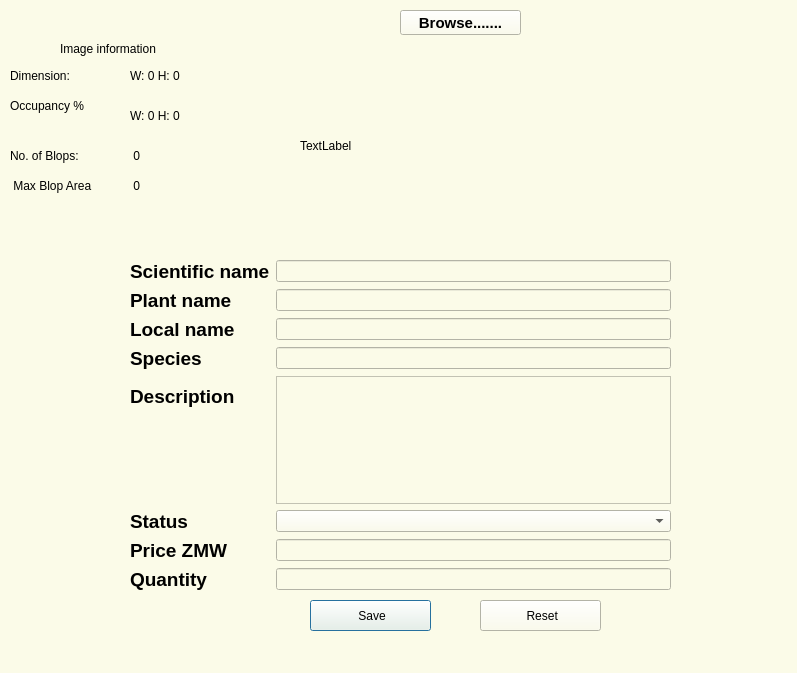
Old version of the form addplant.ui in the repository Rabsoninnora/RoseGardenPlantCareSystem.
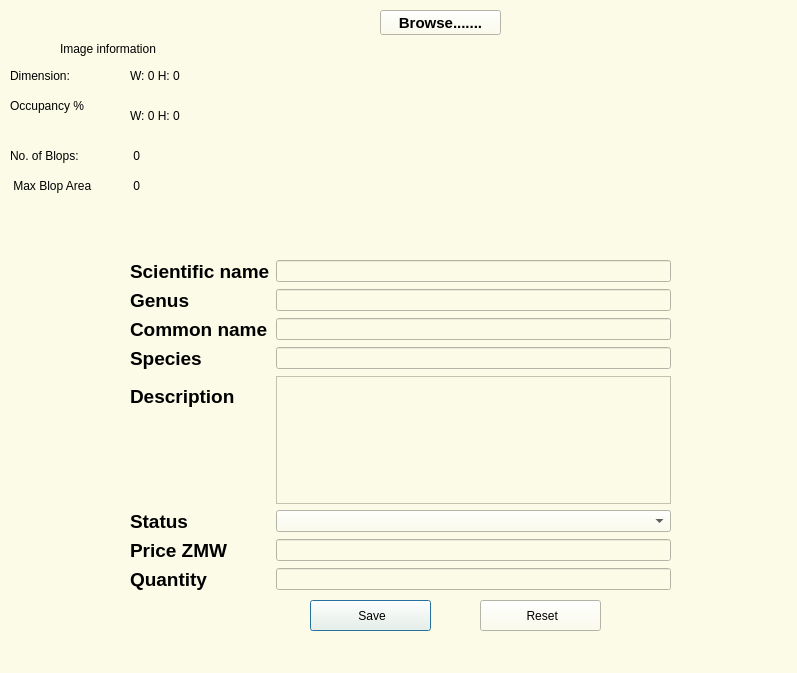
New version of the form.

Commit message: modified home page secdialog.ui, addplant.ui, addplant.cpp, addplant.h, and the CMakeLists.txt.user

Diff of the .ui file:
```diff
--- a/addplant.ui
+++ b/addplant.ui
@@ -52,7 +52,7 @@
        </font>
       </property>
       <property name="text">
-       <string>Plant name</string>
+       <string>Genus</string>
       </property>
      </widget>
     </item>
@@ -68,7 +68,7 @@
        </font>
       </property>
       <property name="text">
-       <string>Local name</string>
+       <string>Common name</string>
       </property>
      </widget>
     </item>
@@ -186,7 +186,7 @@
   <widget class="QPushButton" name="btnBrowse">
    <property name="geometry">
     <rect>
-     <x>400</x>
+     <x>380</x>
      <y>10</y>
      <width>121</width>
      <height>25</height>
@@ -212,7 +212,7 @@
     </rect>
    </property>
    <property name="text">
-    <string>TextLabel</string>
+    <string/>
    </property>
   </widget>
   <widget class="QLabel" name="label_8">
@@ -246,7 +246,7 @@
     <rect>
      <x>130</x>
      <y>60</y>
-     <width>81</width>
+     <width>111</width>
      <height>31</height>
     </rect>
    </property>
@@ -272,7 +272,7 @@
     <rect>
      <x>130</x>
      <y>100</y>
-     <width>81</width>
+     <width>101</width>
      <height>31</height>
     </rect>
    </property>
@@ -298,7 +298,7 @@
     <rect>
      <x>130</x>
      <y>140</y>
-     <width>21</width>
+     <width>41</width>
      <height>31</height>
     </rect>
    </property>
@@ -324,7 +324,7 @@
     <rect>
      <x>130</x>
      <y>170</y>
-     <width>21</width>
+     <width>41</width>
      <height>31</height>
     </rect>
    </property>
```
Left out of the diff: 2 changed lines with no effect on the pictures. The commit also changes 4 other files.
